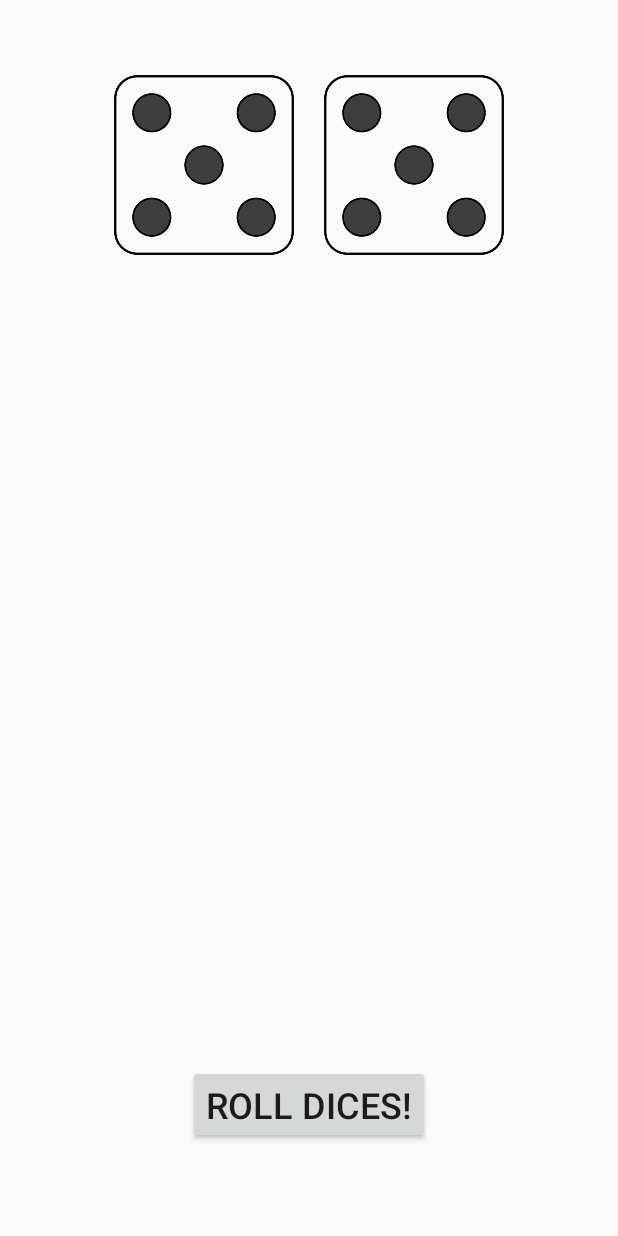
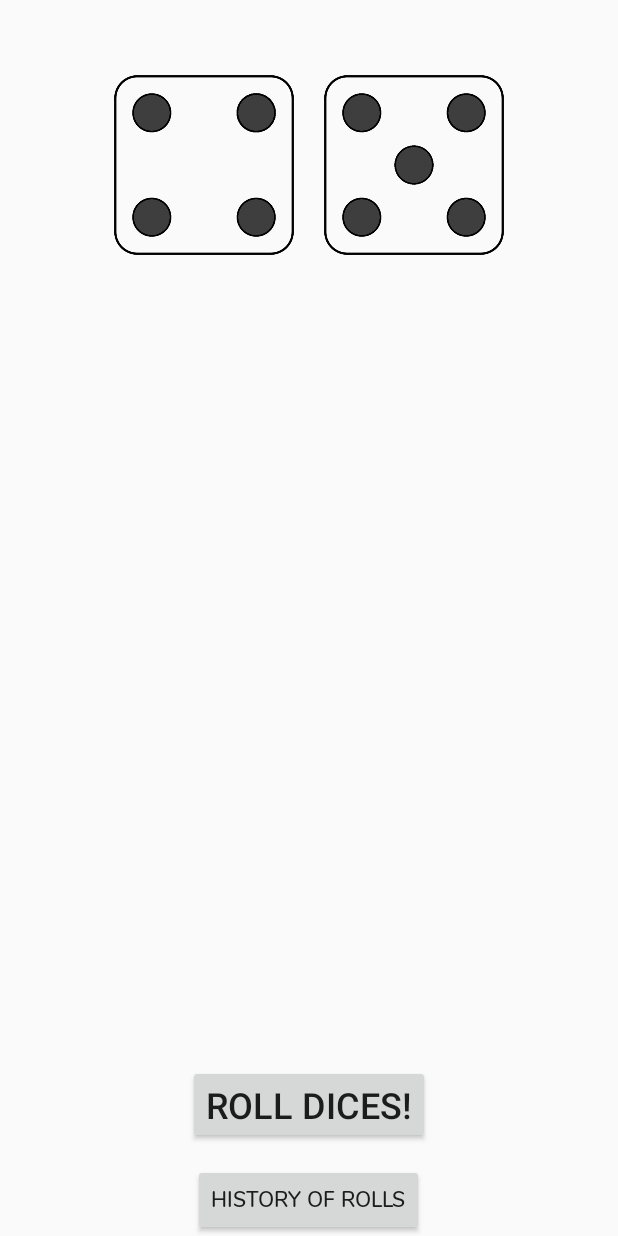
Before and after one commit to Yuki44/DiceCupApp, an Android app: the screen it shows after launch (MainActivity), after a tap on "ROLL DICES!", on a phone screen of 412 x 824 dp. Run offline under Robolectric (Android 15) with nearby library versions, the phone set to English and light mode, and no system bars.

Commit message:
get list values with errors

```diff
--- a/app/build.gradle
+++ b/app/build.gradle
@@ -21,6 +21,7 @@ android {
 dependencies {
     implementation fileTree(dir: 'libs', include: ['*.jar'])
     implementation 'com.android.support:appcompat-v7:26.1.0'
+    implementation 'com.android.support:recyclerview-v7:26.1.0'
     implementation 'com.android.support.constraint:constraint-layout:1.0.2'
     testImplementation 'junit:junit:4.12'
     androidTestImplementation 'com.android.support.test:runner:1.0.1'
--- a/app/src/main/java/com/easv/yuki/dicecupapp/MainActivity.java
+++ b/app/src/main/java/com/easv/yuki/dicecupapp/MainActivity.java
@@ -1,10 +1,12 @@
 package com.easv.yuki.dicecupapp;
 
 import android.content.Context;
+import android.content.Intent;
 import android.os.Bundle;
 import android.os.Vibrator;
 import android.support.annotation.NonNull;
 import android.support.v7.app.AppCompatActivity;
+import android.util.Log;
 import android.view.View;
 import android.view.animation.Animation;
 import android.view.animation.AnimationUtils;
@@ -20,10 +22,16 @@ public class MainActivity extends AppCompatActivity {
 
     private static final Random RANDOM = new Random();
     public Vibrator vibrator;
+    //    private RecyclerView mDiceList;
     ArrayList<BERoll> diceList = new ArrayList<>();
     private Button rollDiceBtn;
+    private Button historyButton;
     private ImageView dice1, dice2;
+    private RollListAdapter rollListAdapter;
     private Date currentTime;
+    private boolean dice1anim = false;
+    private boolean dice2anim = false;
+
 
     private static int randomDiceValue() {
         //Number from 1-6
@@ -35,11 +43,29 @@ public class MainActivity extends AppCompatActivity {
         super.onCreate(savedInstanceState);
         setContentView(R.layout.activity_main);
 
+        diceList = new ArrayList<>();
+        rollListAdapter = new RollListAdapter(diceList);
+
+//        mDiceList = (RecyclerView) findViewById(R.id.dice_list);
+//        mDiceList.setHasFixedSize(true);
+//        mDiceList.setLayoutManager(new LinearLayoutManager(this));
+//        mDiceList.setAdapter(rollListAdapter);
+
+
         rollDiceBtn = findViewById(R.id.rollDiceBtn);
         dice1 = findViewById(R.id.dice1);
         dice2 = findViewById(R.id.dice2);
         vibrator = (Vibrator) this.getSystemService(Context.VIBRATOR_SERVICE);
 
+        historyButton = findViewById(R.id.historyButton);
+
+        historyButton.setOnClickListener(new View.OnClickListener() {
+            public void onClick(View v) {
+                Intent intent = new Intent(MainActivity.this, HistoryActivity.class);
+                intent.putExtra("dicelist", diceList);
+                startActivity(intent);
+            }
+        });
 
         rollDiceBtn.setOnClickListener(new View.OnClickListener() {
             @Override
@@ -53,7 +79,9 @@ public class MainActivity extends AppCompatActivity {
 
         //Animation shake from anim folder. (anim folder is being used for animations).
         final Animation anim1 = AnimationUtils.loadAnimation(MainActivity.this, R.anim.shake);
+        dice1anim = true;
         final Animation anim2 = AnimationUtils.loadAnimation(MainActivity.this, R.anim.shake);
+        dice2anim = true;
         final Animation.AnimationListener animationListener = startAnimation(anim1, anim2);
 
 
@@ -80,7 +108,9 @@ public class MainActivity extends AppCompatActivity {
             //onAnimationEnd since we want to see the result AFTER the animation.
             @Override
             public void onAnimationEnd(Animation animation) {
-                RandomDice(animation, anim1, anim2);
+                if (dice2anim == true && dice2anim == true) {
+                    RandomDice(animation, anim1, anim2);
+                }
             }
 
             @Override
@@ -90,6 +120,8 @@ public class MainActivity extends AppCompatActivity {
     }
 
     public void RandomDice(Animation animation, Animation anim1, Animation anim2) {
+
+
         int diceNumber1 = randomDiceValue();
         int diceNumber2 = randomDiceValue();
 
@@ -99,15 +131,21 @@ public class MainActivity extends AppCompatActivity {
         int newRandomDice2 = getResources().getIdentifier("dice" + diceNumber2, "drawable", "com.easv.yuki.dicecupapp");
 
         //Sets a "new" dice if the dice is the same.
-        if (animation == anim1) {
             dice1.setImageResource(newRandomDice1);
-        } else if (animation == anim2) {
             dice2.setImageResource(newRandomDice2);
-        }
 
         int[] a = {diceNumber1, diceNumber2};
         diceList.add(new BERoll(Calendar.getInstance().getTime(), a));
 
+        Log.i("rollingDices_", "#############");
+        Log.i("rollingDices",
+                "    " + Integer.toString(diceNumber1)
+                        + "    " + Integer.toString(diceNumber2)
+                        + "     "
+                        + diceList.get(diceList.size() - 1).mTime);
+
+        rollListAdapter.notifyDataSetChanged();
     }
 
+
 }
--- a/app/src/main/res/layout/activity_main.xml
+++ b/app/src/main/res/layout/activity_main.xml
@@ -41,5 +41,14 @@
         android:textAlignment="center"
         android:textSize="24sp" />
 
+    <Button
+        android:id="@+id/historyButton"
+        android:layout_width="wrap_content"
+        android:layout_height="wrap_content"
+        android:layout_alignParentBottom="true"
+        android:layout_centerHorizontal="true"
+        android:fontFamily="@font/nunito_semibold"
+        android:text="History of Rolls" />
+
 
 </RelativeLayout>
```
Also changed, not shown: app/src/main/java/com/easv/yuki/dicecupapp/BERoll.java (+32 -1 lines), app/src/main/java/com/easv/yuki/dicecupapp/HistoryActivity.java (+17 -0 lines), app/src/main/java/com/easv/yuki/dicecupapp/RollListAdapter.java (added, +56 -0 lines), app/src/main/res/layout/list_item.xml (added, +15 -0 lines).
